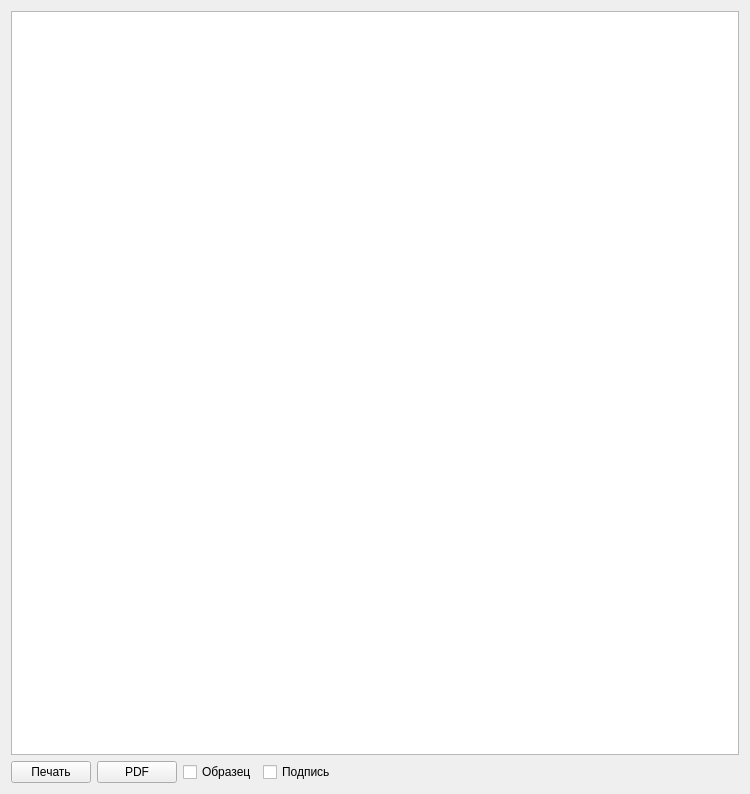
Above: editor.ui from Sergeyego/wire_pr before the change. Below: the same form after it.
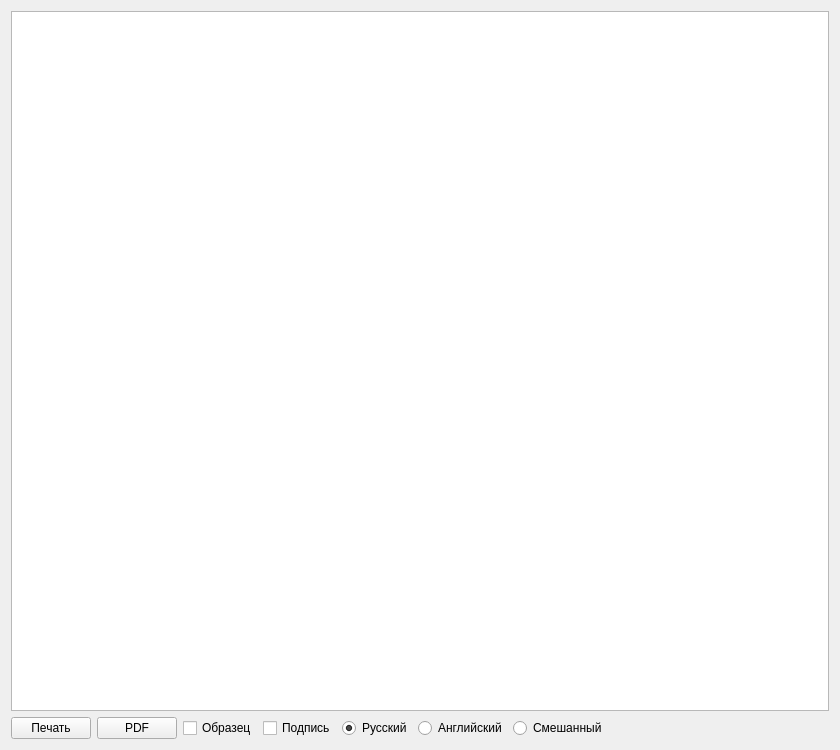
That is the form after the change. Custom widgets are drawn as their Qt base class.

```diff
--- a/editor.ui
+++ b/editor.ui
@@ -9,19 +9,19 @@
    <rect>
     <x>0</x>
     <y>0</y>
-    <width>750</width>
-    <height>794</height>
+    <width>840</width>
+    <height>750</height>
    </rect>
   </property>
   <property name="minimumSize">
    <size>
-    <width>750</width>
+    <width>840</width>
     <height>0</height>
    </size>
   </property>
   <property name="maximumSize">
    <size>
-    <width>750</width>
+    <width>840</width>
     <height>16777215</height>
    </size>
   </property>
@@ -65,6 +65,30 @@
        </property>
       </widget>
      </item>
+     <item>
+      <widget class="QRadioButton" name="radioButtonRus">
+       <property name="text">
+        <string>Русский</string>
+       </property>
+       <property name="checked">
+        <bool>true</bool>
+       </property>
+      </widget>
+     </item>
+     <item>
+      <widget class="QRadioButton" name="radioButtonEn">
+       <property name="text">
+        <string>Английский</string>
+       </property>
+      </widget>
+     </item>
+     <item>
+      <widget class="QRadioButton" name="radioButtonMix">
+       <property name="text">
+        <string>Смешанный</string>
+       </property>
+      </widget>
+     </item>
      <item>
       <spacer name="horizontalSpacer">
        <property name="orientation">
```
